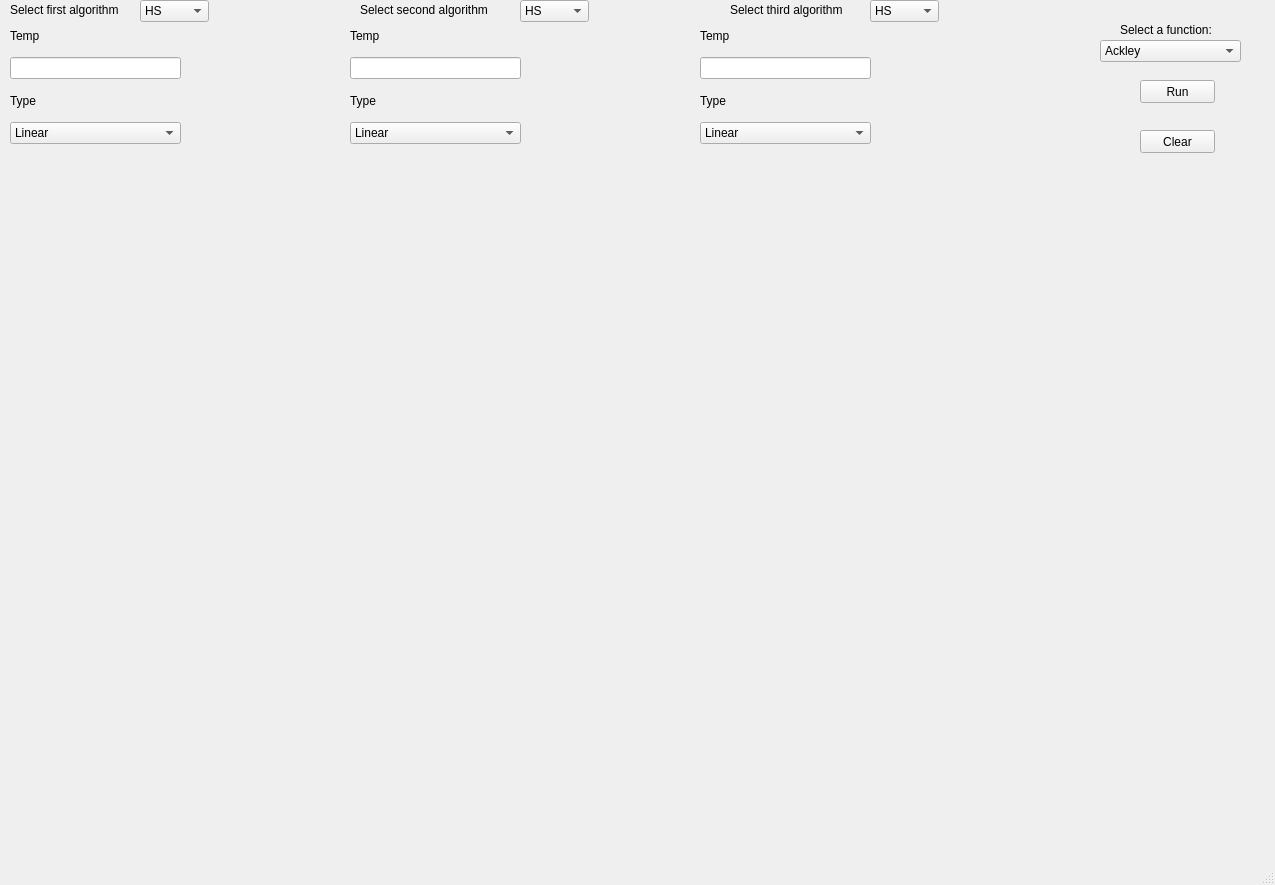
First picture: the form in Heuristic-Algorithms_GUI/optimizer/optimizer.ui, repository ademvnc/Heuristic-Algorithms, before the edit.
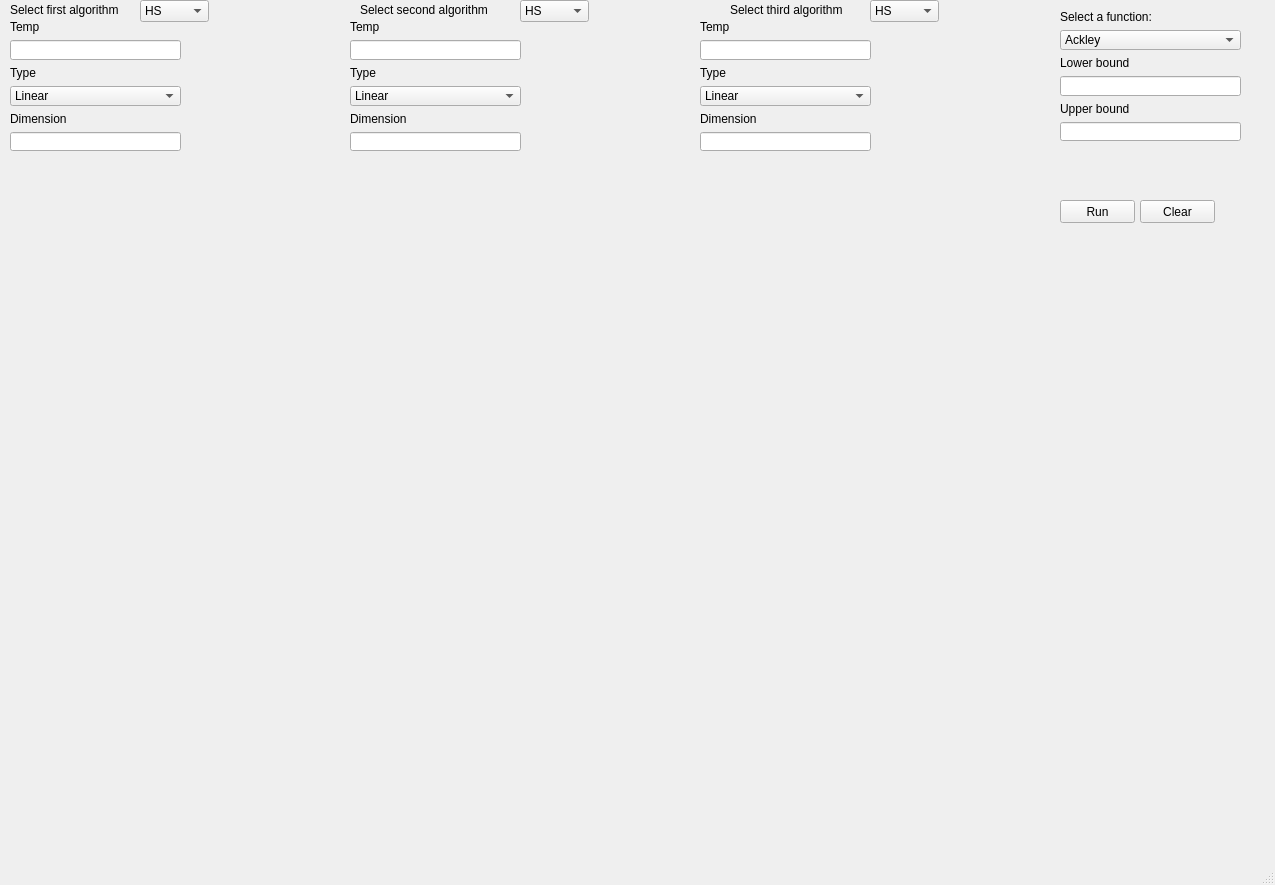
Second picture: the form after the edit. The open tabs and pages were chosen to show the change.

```diff
--- a/Heuristic-Algorithms_GUI/optimizer/optimizer.ui
+++ b/Heuristic-Algorithms_GUI/optimizer/optimizer.ui
@@ -169,7 +169,7 @@
         <x>0</x>
         <y>0</y>
         <width>171</width>
-        <height>124</height>
+        <height>131</height>
        </rect>
       </property>
       <layout class="QVBoxLayout" name="verticalLayout_8">
@@ -204,6 +204,16 @@
          </item>
         </widget>
        </item>
+       <item>
+        <widget class="QLabel" name="label_69">
+         <property name="text">
+          <string>Dimension</string>
+         </property>
+        </widget>
+       </item>
+       <item>
+        <widget class="QLineEdit" name="SA_dim_1"/>
+       </item>
       </layout>
      </widget>
     </widget>
@@ -426,82 +436,11 @@
      </property>
     </item>
    </widget>
-   <widget class="QComboBox" name="func_comboBox">
-    <property name="geometry">
-     <rect>
-      <x>1100</x>
-      <y>40</y>
-      <width>141</width>
-      <height>22</height>
-     </rect>
-    </property>
-    <property name="editable">
-     <bool>false</bool>
-    </property>
-    <item>
-     <property name="text">
-      <string>Ackley</string>
-     </property>
-    </item>
-    <item>
-     <property name="text">
-      <string>Griewank</string>
-     </property>
-    </item>
-    <item>
-     <property name="text">
-      <string>Schwefel</string>
-     </property>
-    </item>
-    <item>
-     <property name="text">
-      <string>Rastrigin</string>
-     </property>
-    </item>
-    <item>
-     <property name="text">
-      <string>Sphere</string>
-     </property>
-    </item>
-    <item>
-     <property name="text">
-      <string>Perm</string>
-     </property>
-    </item>
-    <item>
-     <property name="text">
-      <string>Zakharov</string>
-     </property>
-    </item>
-    <item>
-     <property name="text">
-      <string>Rosenbrock</string>
-     </property>
-    </item>
-    <item>
-     <property name="text">
-      <string>Dixon-Price</string>
-     </property>
-    </item>
-   </widget>
-   <widget class="QLabel" name="func_label">
-    <property name="geometry">
-     <rect>
-      <x>1120</x>
-      <y>20</y>
-      <width>111</width>
-      <height>20</height>
-     </rect>
-    </property>
-    <property name="text">
-     <string>Select a function:</string>
-    </property>
-   </widget>
    <widget class="QPushButton" name="Run_button">
     <property name="geometry">
      <rect>
-      <x>1140</x>
-      <y>80</y>
+      <x>1060</x>
+      <y>200</y>
       <width>75</width>
       <height>23</height>
      </rect>
@@ -577,7 +516,7 @@
     <property name="geometry">
      <rect>
       <x>1140</x>
-      <y>130</y>
+      <y>200</y>
       <width>75</width>
       <height>23</height>
      </rect>
@@ -687,7 +626,7 @@
         <x>0</x>
         <y>0</y>
         <width>171</width>
-        <height>124</height>
+        <height>131</height>
        </rect>
       </property>
       <layout class="QVBoxLayout" name="verticalLayout_12">
@@ -722,6 +661,16 @@
          </item>
         </widget>
        </item>
+       <item>
+        <widget class="QLabel" name="label_70">
+         <property name="text">
+          <string>Dimension</string>
+         </property>
+        </widget>
+       </item>
+       <item>
+        <widget class="QLineEdit" name="SA_dim_2"/>
+       </item>
       </layout>
      </widget>
     </widget>
@@ -997,7 +946,7 @@
         <x>0</x>
         <y>0</y>
         <width>171</width>
-        <height>124</height>
+        <height>131</height>
        </rect>
       </property>
       <layout class="QVBoxLayout" name="verticalLayout_19">
@@ -1032,6 +981,16 @@
          </item>
         </widget>
        </item>
+       <item>
+        <widget class="QLabel" name="label_71">
+         <property name="text">
+          <string>Dimension</string>
+         </property>
+        </widget>
+       </item>
+       <item>
+        <widget class="QLineEdit" name="SA_dim_3"/>
+       </item>
       </layout>
      </widget>
     </widget>
@@ -1206,6 +1165,97 @@
      </widget>
     </widget>
    </widget>
+   <widget class="QWidget" name="verticalLayoutWidget_2">
+    <property name="geometry">
+     <rect>
+      <x>1060</x>
+      <y>10</y>
+      <width>181</width>
+      <height>131</height>
+     </rect>
+    </property>
+    <layout class="QVBoxLayout" name="verticalLayout_23">
+     <item>
+      <widget class="QLabel" name="func_label">
+       <property name="text">
+        <string>Select a function:</string>
+       </property>
+      </widget>
+     </item>
+     <item>
+      <widget class="QComboBox" name="func_comboBox">
+       <property name="editable">
+        <bool>false</bool>
+       </property>
+       <item>
+        <property name="text">
+         <string>Ackley</string>
+        </property>
+       </item>
+       <item>
+        <property name="text">
+         <string>Griewank</string>
+        </property>
+       </item>
+       <item>
+        <property name="text">
+         <string>Schwefel</string>
+        </property>
+       </item>
+       <item>
+        <property name="text">
+         <string>Rastrigin</string>
+        </property>
+       </item>
+       <item>
+        <property name="text">
+         <string>Sphere</string>
+        </property>
+       </item>
+       <item>
+        <property name="text">
+         <string>Perm</string>
+        </property>
+       </item>
+       <item>
+        <property name="text">
+         <string>Zakharov</string>
+        </property>
+       </item>
+       <item>
+        <property name="text">
+         <string>Rosenbrock</string>
+        </property>
+       </item>
+       <item>
+        <property name="text">
+         <string>Dixon-Price</string>
+        </property>
+       </item>
+      </widget>
+     </item>
+     <item>
+      <widget class="QLabel" name="label_61">
+       <property name="text">
+        <string>Lower bound</string>
+       </property>
+      </widget>
+     </item>
+     <item>
+      <widget class="QLineEdit" name="lower_bound"/>
+     </item>
+     <item>
+      <widget class="QLabel" name="label_62">
+       <property name="text">
+        <string>Upper bound</string>
+       </property>
+      </widget>
+     </item>
+     <item>
+      <widget class="QLineEdit" name="upper_bound"/>
+     </item>
+    </layout>
+   </widget>
    <zorder>algorithm_comboBox</zorder>
    <zorder>algorithm_label</zorder>
    <zorder>stackedWidget</zorder>
```
Left out of the diff: 164 changed lines with no effect on the pictures.
